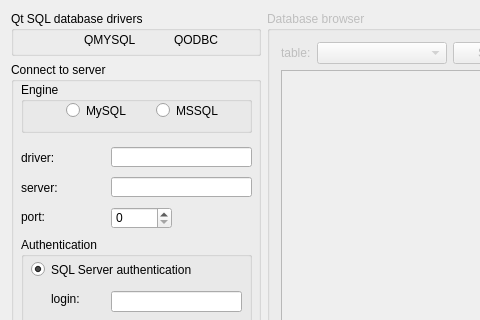
Above: src/mainwindow.ui from andre-wojtowicz/qt-sql-example before the change; both pictures show x 0 to 480 and y 0 to 320 of the 690 by 483 pixel window. Below: the same form after it.
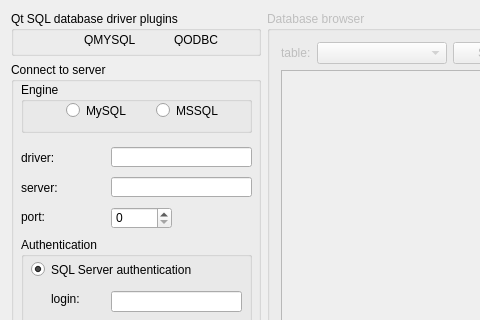
That is the form after the change. Icons and pictures are not drawn.

Commit message: Minors along with readme update

Patch:
```diff
--- a/src/mainwindow.ui
+++ b/src/mainwindow.ui
@@ -48,7 +48,7 @@
          </size>
         </property>
         <property name="title">
-         <string>Qt SQL database drivers</string>
+         <string>Qt SQL database driver plugins</string>
         </property>
         <widget class="QLabel" name="label_qmysql_icon">
          <property name="geometry">
```
The commit also changes 2 other files.
